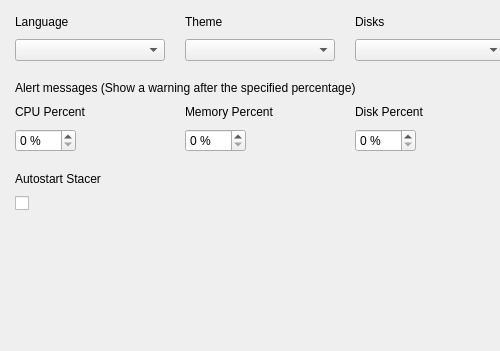
Above: stacer/Pages/Settings/settings_page.ui from oguzhaninan/Stacer before the change; both pictures show x 0 to 500 and y 0 to 351 of the 811 by 479 pixel window. Below: the same form after it.
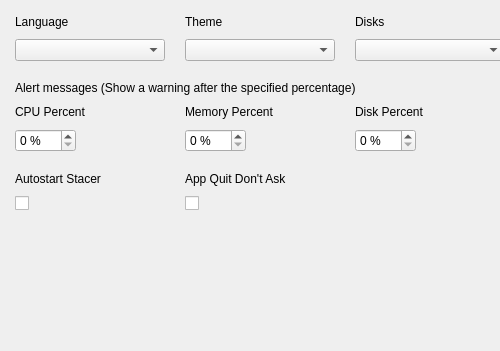
That is the form after the change. Icons and pictures are not drawn.

Commit message: added close button to feeadback form and added dont ask option to app quit dialog

Patch:
```diff
--- a/stacer/Pages/Settings/settings_page.ui
+++ b/stacer/Pages/Settings/settings_page.ui
@@ -455,6 +455,29 @@
      </property>
     </spacer>
    </item>
+   <item row="7" column="1">
+    <widget class="QLabel" name="label">
+     <property name="text">
+      <string>App Quit Don't Ask</string>
+     </property>
+    </widget>
+   </item>
+   <item row="8" column="1">
+    <widget class="QCheckBox" name="checkAppQuitDontAsk">
+     <property name="cursor">
+      <cursorShape>PointingHandCursor</cursorShape>
+     </property>
+     <property name="focusPolicy">
+      <enum>Qt::NoFocus</enum>
+     </property>
+     <property name="accessibleName">
+      <string notr="true"/>
+     </property>
+     <property name="text">
+      <string/>
+     </property>
+    </widget>
+   </item>
   </layout>
  </widget>
  <tabstops>
```
The commit also changes 8 other files.
